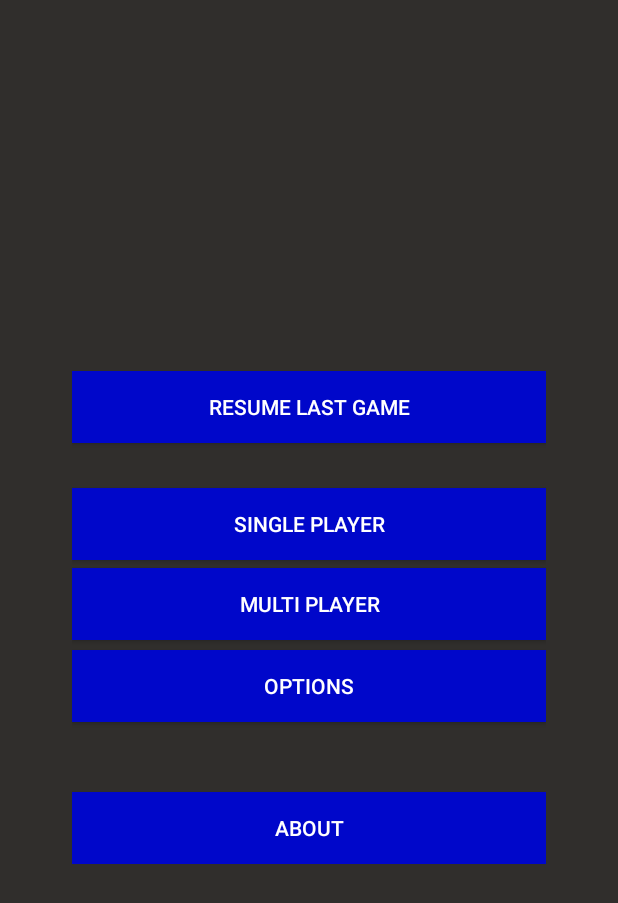
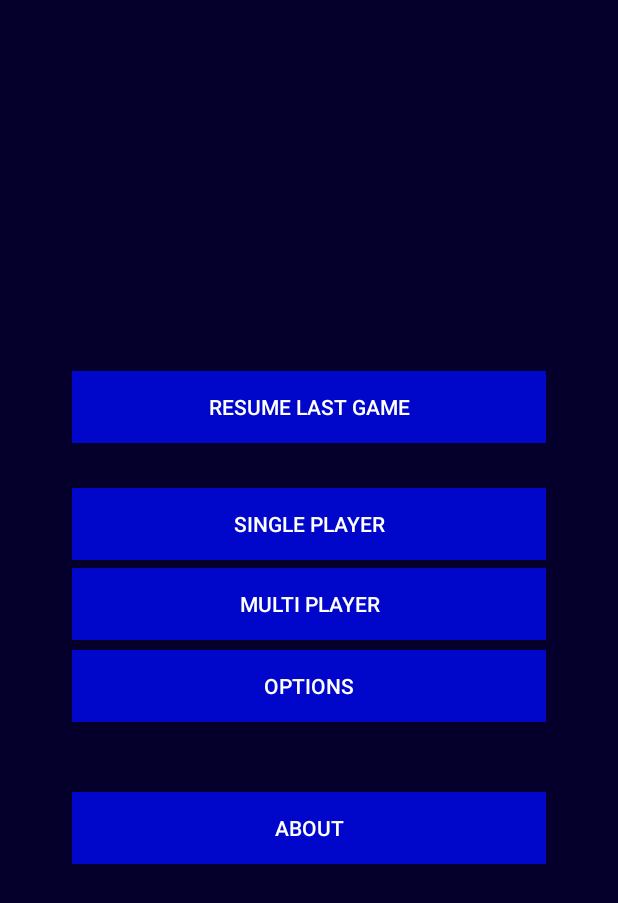
Before and after one commit to amin0011/DotLine, an Android app: the screen it shows after launch (MainActivity), on a phone screen of 412 x 824 dp. Shown: the top 903 px of the screen. Run offline under Robolectric (Android 15) with nearby library versions, the phone set to English and light mode, and no system bars; 1 statement that could not run was skipped.

Commit message:
change-main-xml

```diff
--- a/app/src/main/res/layout/activity_main.xml
+++ b/app/src/main/res/layout/activity_main.xml
@@ -2,7 +2,7 @@
 <LinearLayout xmlns:android="http://schemas.android.com/apk/res/android"
     android:layout_width="match_parent"
     android:layout_height="match_parent"
-    android:background="#2321"
+    android:background="#05002b"
     android:gravity="center_vertical"
     android:orientation="vertical">
 
```
